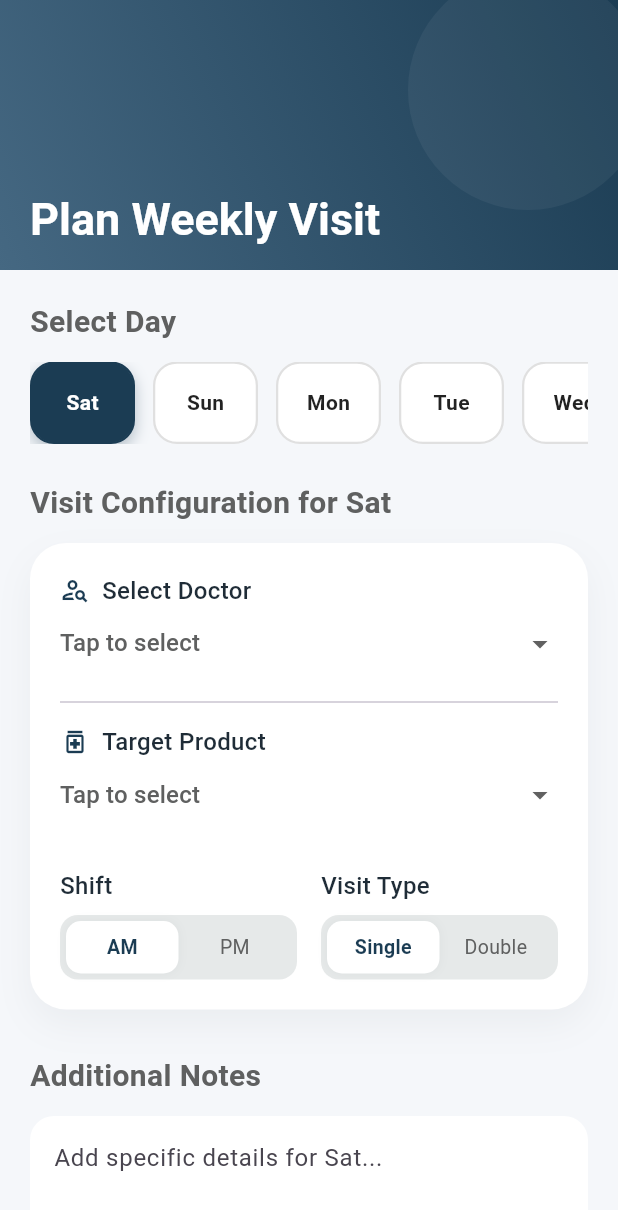
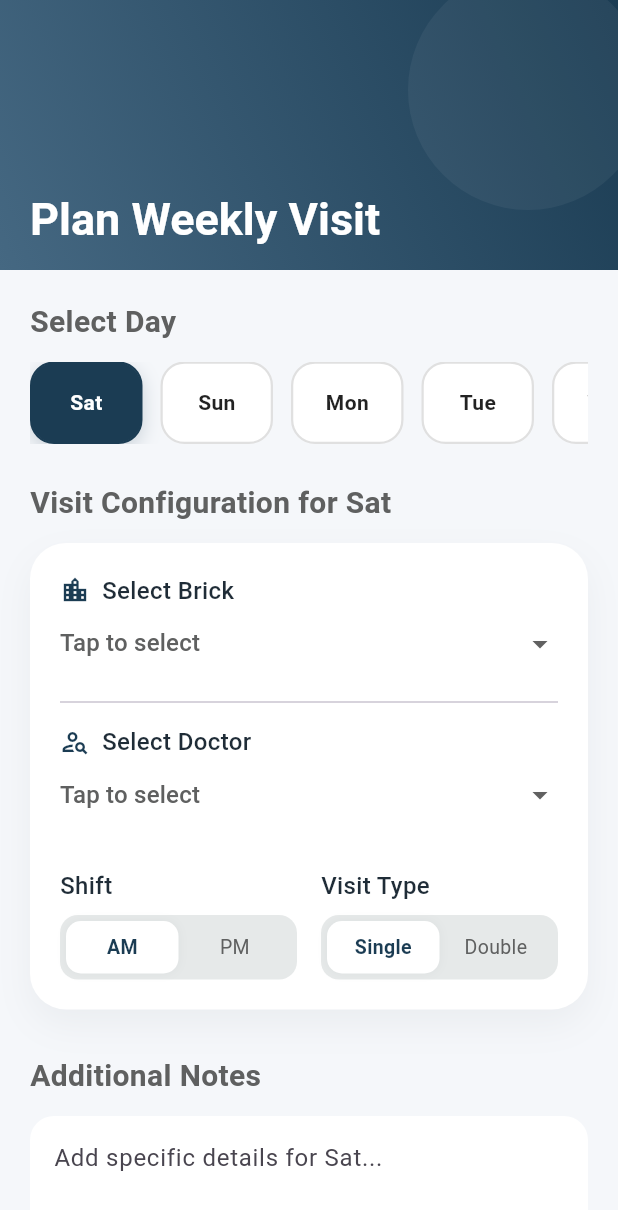
Before and after one commit to Rahma-Osama/Medical-Rep, a Flutter app: the screen it shows after launch, on a phone screen of 412 x 824 dp. Shown: the top 1210 px of the screen. Run offline on Flutter 3.47's test engine with Material 3 defaults, Android fonts, the phone set to English and light mode, and no system bars.

Commit message:
final edit

```diff
--- a/lib/features/weekly_planning/views/create_weekly_plan_view.dart
+++ b/lib/features/weekly_planning/views/create_weekly_plan_view.dart
@@ -87,6 +87,21 @@ class _CreatePlanScreenState extends State<CreatePlanScreen> {
                     ),
                     child: Column(
                       children: [
+                         // اختيار المنتج
+                      CustomDropdownWidget(
+  label: "Select Brick", // تغيير الاسم لمنطقة العمل
+  icon: Icons.location_city_outlined, // أيقونة أنسب للمناطق
+  value: _weeklyData[selectedDayIndex]?["brick"], // تخزين المنطقة المختارة
+  items: const ["Maadi", "Nasr City", "Dokki", "Zamalek"], // أمثلة للبريكات
+  onChanged: (val) {
+    setState(() {
+      _weeklyData[selectedDayIndex]?["brick"] = val;
+      // نصيحة: لما يغير البريكة، ممكن نصفر اختيار الدكتور عشان يختار من المنطقة الجديدة
+      _weeklyData[selectedDayIndex]?["doctor"] = null;
+    });
+  },
+),
+                         const Divider(height: 30),
                         // اختيار الدكتور (مرتبط بالـ index الحالي)
                         CustomDropdownWidget(
                           label: "Select Doctor",
@@ -100,16 +115,10 @@ class _CreatePlanScreenState extends State<CreatePlanScreen> {
                           ],
                           onChanged: (val) => setState(() => _weeklyData[selectedDayIndex]?["doctor"] = val),
                         ),
-                        const Divider(height: 30),
+
 
                         // اختيار المنتج
-                        CustomDropdownWidget(
-                          label: "Target Product",
-                          icon: Icons.medication_outlined,
-                          value: _weeklyData[selectedDayIndex]?["product"],
-                          items: const ["Panadol", "Augmentin", "Cataflam", "Brufen"],
-                          onChanged: (val) => setState(() => _weeklyData[selectedDayIndex]?["product"] = val),
-                        ),
+
                         const SizedBox(height: 25),
 
                         // التوقيت والنوع
--- a/lib/features/weekly_planning/views/widgets/custom_days_tab.dart
+++ b/lib/features/weekly_planning/views/widgets/custom_days_tab.dart
@@ -4,7 +4,7 @@ import 'package:medical_rep/core/styles/app_color.dart';
 class CustomDaysTab extends StatelessWidget {
   final int selectedIndex;
   final Function(int) onDaySelected;
-  final Map<int, Map<String, dynamic>> weeklyData; // بنمرر الداتا عشان نرسم علامة الصح
+  final Map<int, Map<String, dynamic>> weeklyData;
 
   const CustomDaysTab({
     super.key,
@@ -24,47 +24,50 @@ class CustomDaysTab extends StatelessWidget {
         itemCount: weekDays.length,
         itemBuilder: (context, index) {
           bool isSelected = selectedIndex == index;
-          // لو اليوم فيه دكتور ومنتج مختارين، نعتبره خلص
-          bool isDayCompleted = weeklyData[index]?["doctor"] != null &&
-                               weeklyData[index]?["product"] != null;
+
+          // شرط ظهور علامة الصح: لازم الدكتور والمنتج ميكونوش null في اليوم ده
+       // داخل itemBuilder في ملف custom_days_tab.dart
+bool isDayCompleted = weeklyData[index]?["doctor"] != null &&
+                     weeklyData[index]?["brick"] != null; // ضفنا الـ brick هنا
 
           return GestureDetector(
-            onTap: () => onDaySelected(index), // بننادي الفانكشن اللي جاية من الشاشة الكبيرة
+            onTap: () => onDaySelected(index),
             child: AnimatedContainer(
-              duration: const Duration(milliseconds: 200),
-              width: 70,
+              duration: const Duration(milliseconds: 250),
+              width: 75,
               margin: const EdgeInsets.only(right: 12),
               decoration: BoxDecoration(
                 color: isSelected ? AppColors.primaryColor : Colors.white,
                 borderRadius: BorderRadius.circular(16),
                 border: Border.all(
-                  color: isSelected ? AppColors.primaryColor : Colors.grey.shade300,
+                  color: isSelected
+                      ? AppColors.primaryColor
+                      : (isDayCompleted ? Colors.green.shade300 : Colors.grey.shade300),
                   width: 1.5,
                 ),
                 boxShadow: isSelected
-                    ? [BoxShadow(color: AppColors.primaryColor.withOpacity(0.3), blurRadius: 8, offset: const Offset(0, 4))]
+                    ? [BoxShadow(color: AppColors.primaryColor.withOpacity(0.2), blurRadius: 10, offset: const Offset(0, 4))]
                     : [],
               ),
               child: Stack(
+                alignment: Alignment.center,
                 children: [
-                  Center(
-                    child: Text(
-                      weekDays[index],
-                      style: TextStyle(
-                        color: isSelected ? Colors.white : Colors.black87,
-                        fontWeight: FontWeight.bold,
-                      ),
+                  Text(
+                    weekDays[index],
+                    style: TextStyle(
+                      color: isSelected ? Colors.white : Colors.black87,
+                      fontWeight: FontWeight.bold,
                     ),
                   ),
-                  // علامة الصح تظهر لو اليوم خلص ومش واقفين عليه حالياً
+                  // أيقونة الصح (تظهر لو اليوم مكتمل)
                   if (isDayCompleted)
-                    const Positioned(
-                      top: 6,
-                      right: 6,
+                    Positioned(
+                      top: 4,
+                      right: 4,
                       child: Icon(
                         Icons.check_circle,
-                        size: 14,
-                        color: Colors.green,
+                        size: 16,
+                        color: isSelected ? Colors.white : Colors.green,
                       ),
                     ),
                 ],
```
